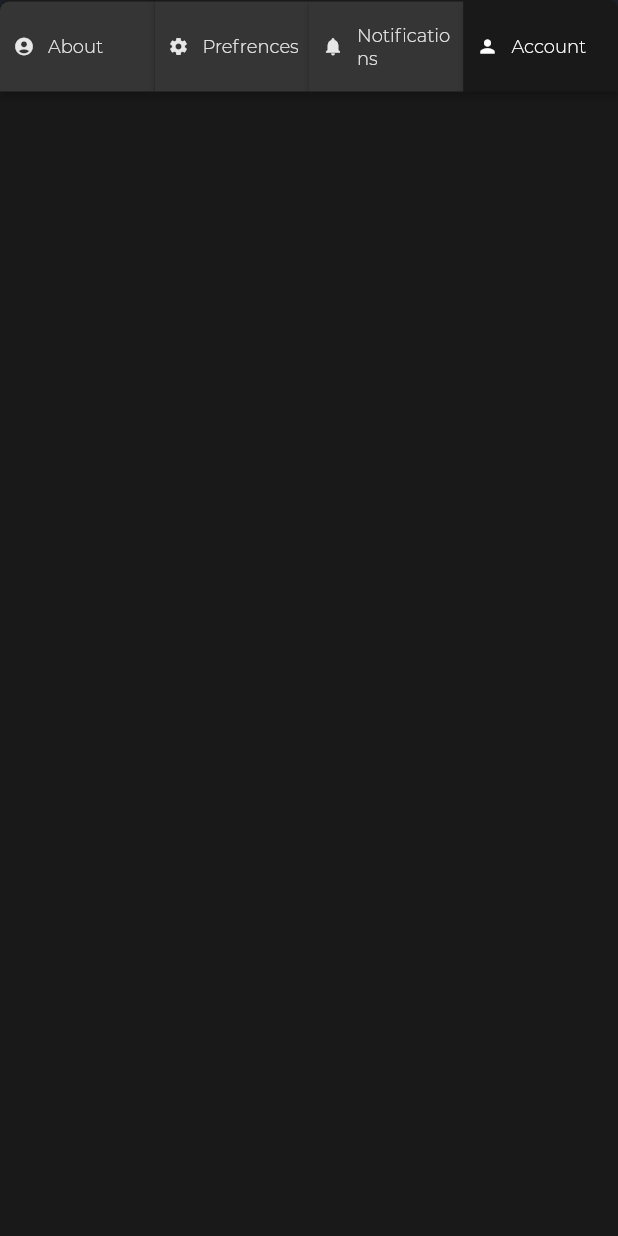
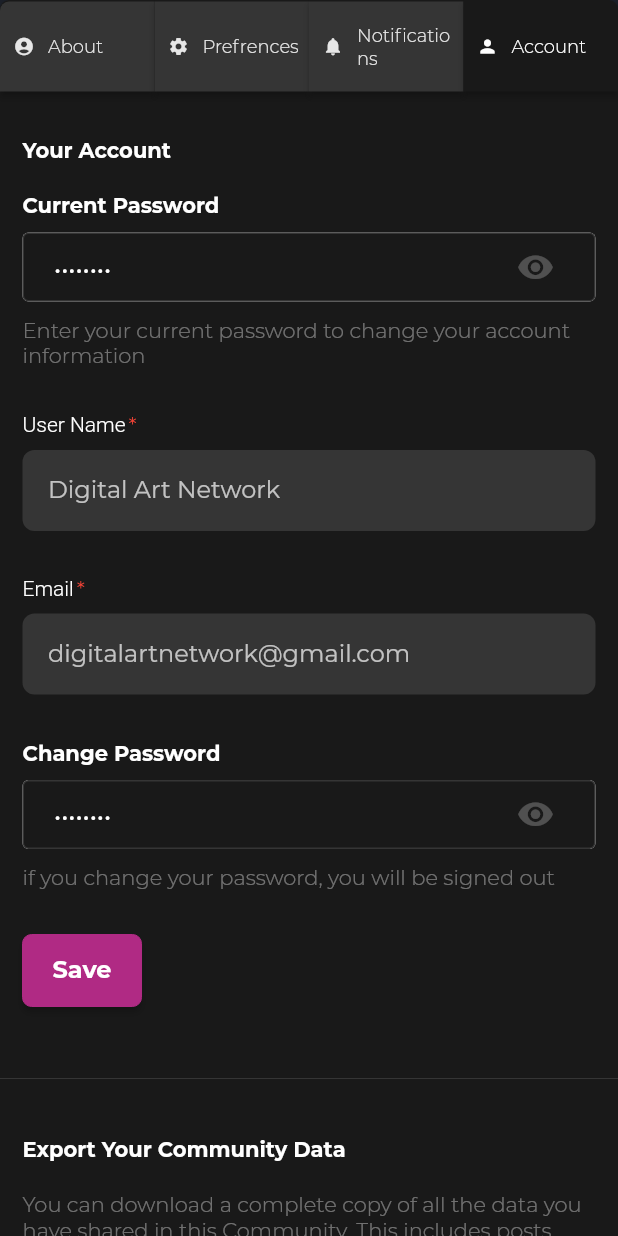
Before and after one commit to Uchemic25/digitalartnetwork, a Flutter app: the AboutSection widget shown alone on an empty page, opened directly, after a tap on "Prefrences", after a tap on "Notifications", after a tap on "Account", on a phone screen of 412 x 824 dp. Run offline on Flutter 3.47's test engine with Material 2 defaults, Android fonts, the phone set to English and light mode, and no system bars; our stand-ins replace get, google_fonts; network calls fail.

Commit message:
account  page  completed

```diff
--- a/lib/res/util.dart
+++ b/lib/res/util.dart
@@ -140,6 +140,7 @@ class Util {
 
   static Widget registrationInputField({
     String? hint = "Write a comment",
+    String? required = "*",
     String? label = "",
     IconData? icon,
     bool isIcon = false,
@@ -156,22 +157,34 @@ class Util {
     Color borderColor = Colors.grey,
     Function()? onPressed,
   }) {
-    return Stack(
+    return Column(
+      crossAxisAlignment: CrossAxisAlignment.start,
       children: [
-        Container(
-          margin: const EdgeInsets.only(left: 5),
-          padding: const EdgeInsets.only(left: 15, top: 15),
-          child: TextView(
-            text: hint!,
-            txtColor: Colors.white,
+        Text.rich(TextSpan(children: [
+          TextSpan(
+              text: label,
+              style: const TextStyle(
+                  fontWeight: FontWeight.w300,
+                  color: ColorResource.lightPrimary,
+                  fontSize: 14)),
+          WidgetSpan(
+            child: Transform.translate(
+              offset: const Offset(2, -1),
+              child: Text(required!,
+                  style: const TextStyle(
+                      color: Colors.red,
+                      fontWeight: FontWeight.w400,
+                      fontSize: 14)),
+            ),
           ),
+        ])),
+        const SizedBox(
+          height: 8,
         ),
         InkWell(
           onTap: onPressed,
           child: Container(
-            padding: const EdgeInsets.all(25),
-            margin: EdgeInsets.only(
-                top: Dimension.regMargin, bottom: Dimension.marginSize),
+            padding: const EdgeInsets.all(16),
             decoration: BoxDecoration(
               border: Border.all(
                   width: 1,
@@ -179,7 +192,7 @@ class Util {
                       ? ColorResource.selectedTextColor
                       : borderColor),
               borderRadius: BorderRadius.circular(Dimension.borderRadius),
-              color: ColorResource.cardColor,
+              color: color,
             ),
             child: InkWell(
               onTap: onPressed,
@@ -194,7 +207,7 @@ class Util {
                       style:
                           TextStyle(fontSize: fontSize, color: Colors.white70),
                       decoration: InputDecoration.collapsed(
-                        hintText: label!,
+                        hintText: hint,
                         hintStyle: const TextStyle(color: Colors.white70),
                         border: InputBorder.none,
                       ),
--- a/lib/screens/pages/profile/profile_page.dart
+++ b/lib/screens/pages/profile/profile_page.dart
@@ -27,7 +27,6 @@ class UserProfilePage extends StatelessWidget {
               child: ListView(
                 shrinkWrap: true,
                 physics: const NeverScrollableScrollPhysics(),
-                padding: const EdgeInsets.symmetric(horizontal: 0, vertical: 0),
                 children: const [
                   BannerSection(),
                   ProfileDetails(),
@@ -38,6 +37,7 @@ class UserProfilePage extends StatelessWidget {
           Obx(() {
             return IndexedStack(
               index: controller.selectedIndex.value,
+              sizing: StackFit.passthrough,
               children: [
                 const StreamPage(),
                 AboutSection(),
--- a/lib/screens/pages/profile/widgets/about_section.dart
+++ b/lib/screens/pages/profile/widgets/about_section.dart
@@ -7,6 +7,7 @@ import 'package:get/get.dart';
 
 import '../../../../controllers/profile_page_controller.dart';
 import 'about_page.dart';
+import 'account_section.dart';
 import 'prefrences_section.dart';
 
 class AboutSection extends StatelessWidget {
@@ -67,7 +68,8 @@ class AboutSection extends StatelessWidget {
                   children: [
                     const AboutPage(),
                     PrefrencesSection(),
-                    NotificationPage()
+                    NotificationPage(),
+                    const AccountSection()
                   ],
                 );
               })
--- /dev/null
+++ b/lib/screens/pages/profile/widgets/account_section.dart
@@ -0,0 +1,219 @@
+import 'package:flutter/material.dart';
+
+import '../../../../res/color_resource.dart';
+import '../../../../res/util.dart';
+import '../../../widgets/custom_button.dart';
+import '../../../widgets/custom_text.dart';
+import '../../../widgets/custom_widget.dart';
+
+class AccountSection extends StatelessWidget {
+  const AccountSection({Key? key}) : super(key: key);
+
+  @override
+  Widget build(BuildContext context) {
+    return ListView(
+      shrinkWrap: true,
+      physics: const NeverScrollableScrollPhysics(),
+      children: [
+        const SizedBox(
+          height: 30,
+        ),
+        const Padding(
+          padding: EdgeInsets.symmetric(horizontal: 15),
+          child: CustomText(
+            text: 'Your Account',
+            color: ColorResource.lightPrimary,
+            size: 14,
+            weight: FontWeight.w600,
+          ),
+        ),
+        const SizedBox(
+          height: 20,
+        ),
+        const Padding(
+          padding: EdgeInsets.symmetric(horizontal: 15),
+          child: CustomText(
+            text: 'Current Password',
+            color: ColorResource.lightPrimary,
+            size: 14,
+            weight: FontWeight.w600,
+          ),
+        ),
+        const SizedBox(
+          height: 10,
+        ),
+        Padding(
+          padding: const EdgeInsets.symmetric(horizontal: 15),
+          child: InputPasswordField(
+            radius: 4,
+            controller: TextEditingController(text: 'Password'),
+            onChanged: () {},
+            height: 50,
+            bgColor: ColorResource.cardColor,
+            borderColor: Colors.white12,
+            borderWidth: 0.2,
+            elevation: 0,
+            textHint: 'password',
+          ),
+        ),
+        const SizedBox(
+          height: 10,
+        ),
+        const Padding(
+          padding: EdgeInsets.symmetric(horizontal: 15.0),
+          child: CustomText(
+            text:
+                'Enter your current password to change your account information',
+            color: Colors.white38,
+            size: 14,
+            weight: FontWeight.w300,
+          ),
+        ),
+        const SizedBox(
+          height: 30,
+        ),
+        Padding(
+          padding: const EdgeInsets.symmetric(horizontal: 15.0, vertical: 0),
+          child: Util.registrationInputField(
+              label: 'User Name',
+              hint: '',
+              maxLine: 1,
+              controller: TextEditingController(text: 'Digital Art Network'),
+              borderColor: Colors.transparent,
+              color: Colors.white12),
+        ),
+        const SizedBox(
+          height: 30,
+        ),
+        Padding(
+          padding: const EdgeInsets.symmetric(horizontal: 15.0, vertical: 0),
+          child: Util.registrationInputField(
+              label: 'Email',
+              hint: '',
+              maxLine: 1,
+              controller:
+                  TextEditingController(text: 'digitalartnetwork@gmail.com'),
+              borderColor: Colors.transparent,
+              color: Colors.white12),
+        ),
+        const SizedBox(
+          height: 30,
+        ),
+        const Padding(
+          padding: EdgeInsets.symmetric(horizontal: 15),
+          child: CustomText(
+            text: 'Change Password',
+            color: ColorResource.lightPrimary,
+            size: 14,
+            weight: FontWeight.w600,
+          ),
+        ),
+        const SizedBox(
+          height: 10,
+        ),
+        Padding(
+          padding: const EdgeInsets.symmetric(horizontal: 15),
+          child: InputPasswordField(
+            radius: 4,
+            controller: TextEditingController(text: 'Password'),
+            onChanged: () {},
+            height: 50,
+            bgColor: ColorResource.cardColor,
+            borderColor: Colors.white12,
+            borderWidth: 0.2,
+            elevation: 0,
+            textHint: 'password',
+          ),
+        ),
+        const SizedBox(
+          height: 10,
+        ),
+        const Padding(
+          padding: EdgeInsets.symmetric(horizontal: 15.0),
+          child: CustomText(
+            text: 'if you change your password, you will be signed out',
+            color: Colors.white38,
+            size: 14,
+            weight: FontWeight.w300,
+          ),
+        ),
+        const SizedBox(
+          height: 30,
+        ),
+        Padding(
+          padding: const EdgeInsets.symmetric(horizontal: 15.0),
+          child: Align(
+            alignment: Alignment.centerLeft,
+            child: ButtonView(
+              expanded: false,
+              borderRadius: 6,
+              padding:
+                  const EdgeInsets.symmetric(horizontal: 20.0, vertical: 14),
+              color: ColorResource.selectedTextColor,
+              onPressed: () {},
+              child: const CustomText(
+                text: 'Save',
+                color: ColorResource.lightPrimary,
+                size: 16,
+                weight: FontWeight.w600,
+              ),
+            ),
+          ),
+        ),
+        const SizedBox(
+          height: 40,
+        ),
+        const Divider(),
+        const SizedBox(
+          height: 30,
+        ),
+        const Padding(
+          padding: EdgeInsets.symmetric(horizontal: 15.0),
+          child: CustomText(
+            text: 'Export Your Community Data',
+            color: ColorResource.lightPrimary,
+            size: 14,
+            weight: FontWeight.w600,
+          ),
+        ),
+        const SizedBox(
+          height: 20,
+        ),
+        const Padding(
+          padding: EdgeInsets.symmetric(horizontal: 15.0),
+          child: CustomText(
+            maxLines: 30,
+            text:
+                'You can download a complete copy of all the data you have shared in this Community. This includes posts, messages,photos,videos,comments.',
+            color: Colors.white38,
+            size: 14,
+            weight: FontWeight.w300,
+          ),
+        ),
+        const SizedBox(
+          height: 30,
+        ),
+        Padding(
+          padding: const EdgeInsets.symmetric(horizontal: 15.0),
+          child: Align(
+            alignment: Alignment.centerLeft,
+            child: ButtonView(
+              expanded: false,
+              borderRadius: 6,
+              padding:
+                  const EdgeInsets.symmetric(horizontal: 20.0, vertical: 14),
+              color: ColorResource.selectedTextColor,
+              onPressed: () {},
+              child: const CustomText(
+                text: 'EXPORT MY COMMUNITY DATA',
+                color: ColorResource.lightPrimary,
+                size: 16,
+                weight: FontWeight.w600,
+              ),
+            ),
+          ),
+        ),
+      ],
+    );
+  }
+}
--- a/lib/screens/pages/profile/widgets/notification_section.dart
+++ b/lib/screens/pages/profile/widgets/notification_section.dart
@@ -1,4 +1,3 @@
-import 'package:flutter/cupertino.dart';
 import 'package:flutter/material.dart';
 import 'package:get/get.dart';
 
--- a/lib/screens/widgets/custom_widget.dart
+++ b/lib/screens/widgets/custom_widget.dart
@@ -22,12 +22,11 @@ AppBar CustomAppBar(String title,
 }
 
 class InputPasswordField extends StatefulWidget {
-  // InputPasswordField({Key key}) : super(key: key);
-
   final String labelText;
   final String textHint;
   final IconData? icon;
   final Color? iconColor;
+  final Color? bgColor;
   final TextInputType? textInputType;
   final double? hintSize;
   final TextEditingController? controller;
@@ -37,6 +36,9 @@ class InputPasswordField extends StatefulWidget {
   final double radius;
   final double elevation;
   final double padding;
+  final double? height;
+  final double? borderWidth;
+  final Color? borderColor;
 
   InputPasswordField({
     Key? key,
@@ -53,6 +55,10 @@ class InputPasswordField extends StatefulWidget {
     this.elevation = 3,
     this.padding = 16.0,
     this.hintSize,
+    this.bgColor = Colors.white12,
+    this.borderWidth = 1,
+    this.height,
+    this.borderColor,
   }) : super(key: key);
 
   @override
@@ -75,15 +81,15 @@ class _InputPasswordFieldState extends State<InputPasswordField> {
       TextEditingController? controller,
       bool isPassword = false}) {
     return Material(
-      elevation: 4,
-      borderRadius: BorderRadius.circular(35),
+      elevation: widget.elevation,
+      borderRadius: BorderRadius.circular(widget.radius),
       child: Container(
         height: 46,
         padding: const EdgeInsets.only(left: 20, right: 15),
         decoration: BoxDecoration(
-          border: Border.all(width: 1, color: ColorResource.cardColor1),
-          borderRadius: BorderRadius.circular(35),
-          color: const Color(0xffffffff),
+          border: Border.all(width: 1, color: widget.borderColor!),
+          borderRadius: BorderRadius.circular(widget.radius),
+          color: widget.bgColor!,
         ),
         child: SizedBox(
             width: size,
@@ -94,18 +100,18 @@ class _InputPasswordFieldState extends State<InputPasswordField> {
               focusNode: widget.myFocusNode,
               onChanged: widget.onChanged!(),
               cursorColor: ColorResource.customBlue,
-              style: TextStyle(color: ColorResource.cardColor1, fontSize: 16),
+              style: const TextStyle(
+                  color: ColorResource.lightPrimary, fontSize: 16),
               decoration: InputDecoration(
                 hintText: widget.textHint,
-                hintStyle:
-                    const TextStyle(color: Color(0x57000000), fontSize: 16),
+                hintStyle: const TextStyle(color: Colors.white24, fontSize: 16),
                 border: InputBorder.none,
                 suffixIcon: GestureDetector(
                   onTap: _toggleIcon,
                   child: Icon(
                     _obscureText ? Icons.visibility : Icons.visibility_off,
                     size: 25.0,
-                    color: ColorResource.cardColor1,
+                    color: Colors.white24,
                   ),
                 ),
               ),
```
